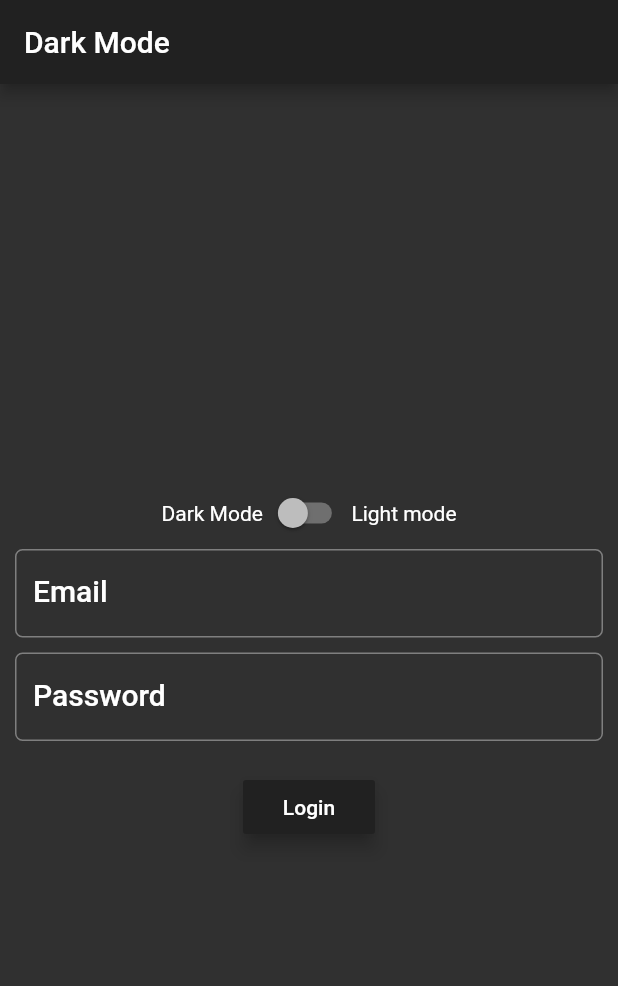
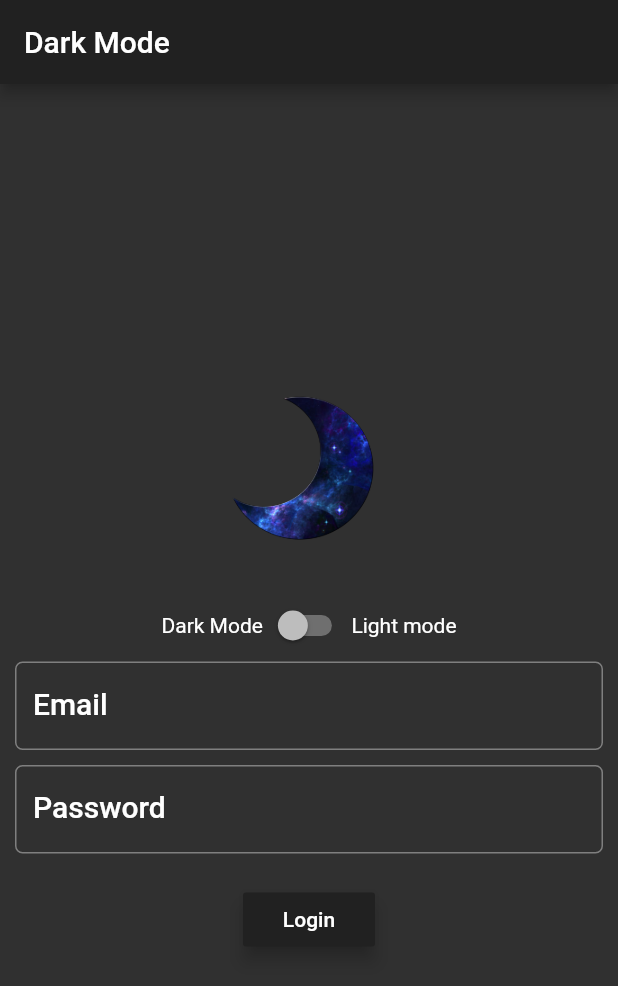
Before and after one commit to quiet-programmer/flutter_dark_mode, a Flutter app: the screen it shows after launch, on a phone screen of 412 x 824 dp. Shown: the top 986 px of the screen. Run offline on Flutter 3.47's test engine with Material 2 defaults, Android fonts, the phone set to English and light mode, and no system bars.

```diff
--- a/lib/widgets/dark_mode.dart
+++ b/lib/widgets/dark_mode.dart
@@ -29,6 +29,12 @@ class _DarkModeState extends State<DarkMode> {
         child: Column(
           mainAxisAlignment: MainAxisAlignment.center,
           children: <Widget>[
+
+            Image.asset(
+              'images/moon.png',
+              width: 200.0,
+              height: 150.0,
+            ),
 
             Row(
               mainAxisAlignment: MainAxisAlignment.center,
--- a/pubspec.yaml
+++ b/pubspec.yaml
@@ -41,8 +41,8 @@ flutter:
   uses-material-design: true
 
   # To add assets to your application, add an assets section, like this:
-  # assets:
-  #  - images/a_dot_burr.jpeg
+  assets:
+    - images/moon.png
   #  - images/a_dot_ham.jpeg
 
   # An image asset can refer to one or more resolution-specific "variants", see
```
Also changed, not shown: images/moon.png (added).
